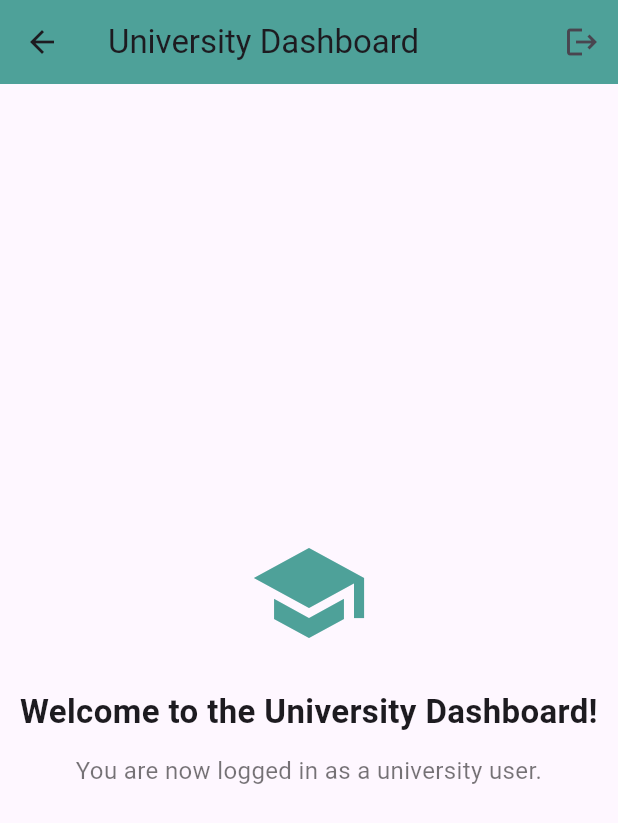
After one commit to AnshRaj112/bitesbay_vendor_uni_portal, a Flutter app: the UniversityDashboard screen opened by its route, on a phone screen of 412 x 824 dp. The commit adds this screen. Shown: the top 823 px of the screen. Run offline on Flutter 3.47's test engine with Material 3 defaults, Android fonts, the phone set to English and light mode, and no system bars; our stand-ins replace another_flushbar, fluttertoast, shared_preferences; accounts and stored records are empty.

```diff
--- /dev/null
+++ b/lib/Dashboard/dashboard_uni.dart
@@ -0,0 +1,49 @@
+import 'package:flutter/material.dart';
+import 'package:shared_preferences/shared_preferences.dart';
+
+class UniversityDashboard extends StatelessWidget {
+  const UniversityDashboard({Key? key}) : super(key: key);
+
+  Future<void> _logout(BuildContext context) async {
+    final prefs = await SharedPreferences.getInstance();
+    await prefs.remove('token');
+    Navigator.pushReplacementNamed(context, '/login');
+  }
+
+  @override
+  Widget build(BuildContext context) {
+    return Scaffold(
+      appBar: AppBar(
+        title: const Text('University Dashboard'),
+        backgroundColor: const Color(0xFF4EA199),
+        actions: [
+          IconButton(
+            icon: const Icon(Icons.logout),
+            onPressed: () => _logout(context),
+            tooltip: 'Logout',
+          ),
+        ],
+      ),
+      body: Center(
+        child: Column(
+          mainAxisAlignment: MainAxisAlignment.center,
+          children: const [
+            Icon(Icons.school, size: 80, color: Color(0xFF4EA199)),
+            SizedBox(height: 24),
+            Text(
+              'Welcome to the University Dashboard!',
+              style: TextStyle(fontSize: 22, fontWeight: FontWeight.bold),
+              textAlign: TextAlign.center,
+            ),
+            SizedBox(height: 12),
+            Text(
+              'You are now logged in as a university user.',
+              style: TextStyle(fontSize: 16, color: Colors.black54),
+              textAlign: TextAlign.center,
+            ),
+          ],
+        ),
+      ),
+    );
+  }
+}
--- a/lib/main.dart
+++ b/lib/main.dart
@@ -2,6 +2,9 @@ import 'package:bitesbay_vendor_uni_portal/ForgotPassword/VendorForgot.dart';
 import 'package:bitesbay_vendor_uni_portal/home.dart';
 import 'package:bitesbay_vendor_uni_portal/ForgotPassword/UniForgot.dart';
 import 'package:flutter/material.dart';
+import 'Login/UniversityLogin.dart';
+import 'Dashboard/dashboard_uni.dart';
+import 'config/app_config.dart';
 
 void main() {
   runApp(const MyApp());
@@ -22,6 +25,8 @@ class MyApp extends StatelessWidget {
       routes: {
         '/ForgotPassword/UniForgot': (context) => const UniForgot(),
         '/ForgotPassword/VendorForgot': (context) => const VendorForgot(),
+        '/login': (context) => const UniversityLogin(),
+        '/dashboard/uni': (context) => const UniversityDashboard(),
       },
     );
   }
--- a/pubspec.yaml
+++ b/pubspec.yaml
@@ -37,6 +37,7 @@ dependencies:
   shared_preferences: ^2.2.2
   fluttertoast: ^8.2.2
   another_flushbar: ^1.10.24
+  flutter_dotenv: ^5.1.0
 
   # The following adds the Cupertino Icons font to your application.
   # Use with the CupertinoIcons class for iOS style icons.
@@ -65,7 +66,9 @@ flutter:
   uses-material-design: true
 
   # To add assets to your application, add an assets section, like this:
-  # assets:
+  assets:
+    - .env
+    - env.example
   #   - images/a_dot_burr.jpeg
   #   - images/a_dot_ham.jpeg
 
```
Also changed, not shown: lib/Login/UniversityLogin.dart (+6 -16 lines), lib/config/app_config.dart (added, +23 -0 lines), pubspec.lock, 1 other file.
